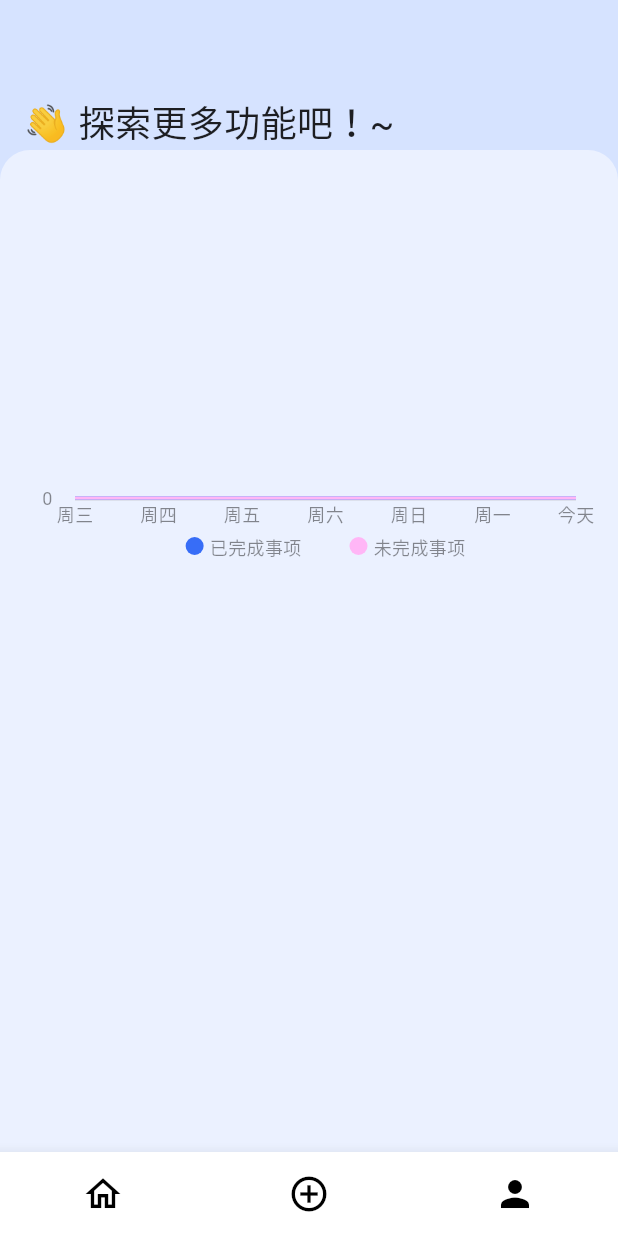
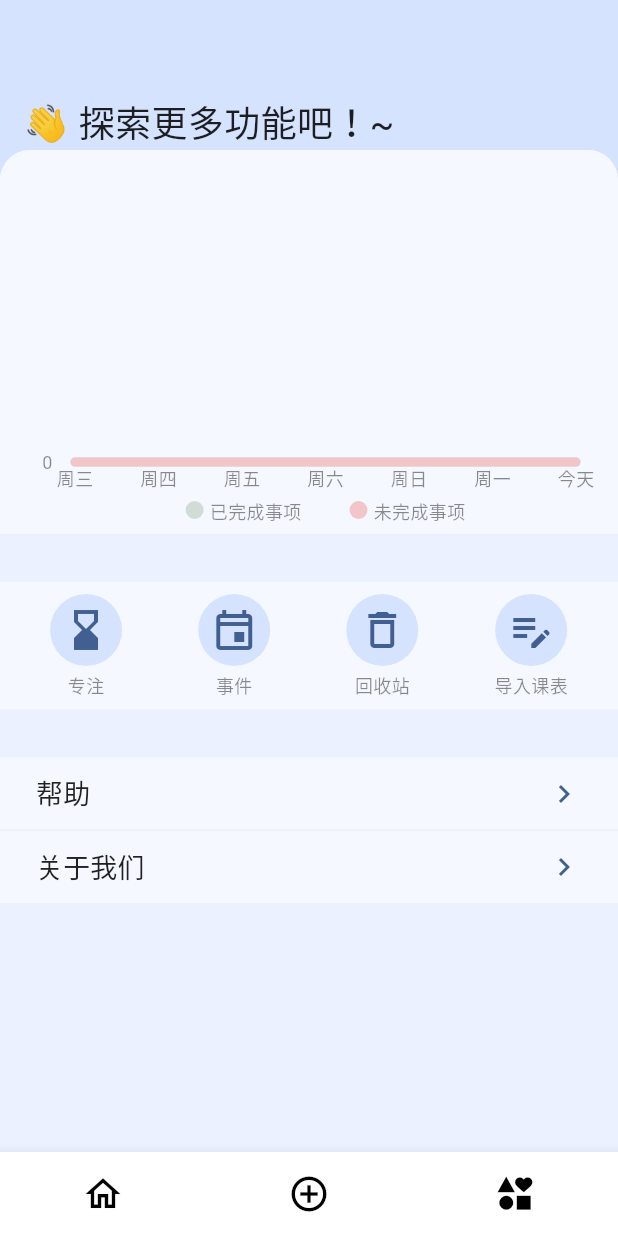
Before and after one commit to tro-lee/matter, a Flutter app: the screen it shows after launch, item 3 of the bottom bar chosen, on a phone screen of 412 x 824 dp. Run offline on Flutter 3.47's test engine with Material 3 defaults, Android fonts, the phone set to English and light mode, and no system bars; drawn by our look-alikes of custom_navigation_bar, fl_chart; our stand-ins replace animated_toggle_switch, easy_date_timeline, flutter_smart_dialog, jiffy, sqflite; missing offline and left inert: day_night_time_picker, flutter_material_color_picker; accounts and stored records are empty; Roboto replaces fonts that are missing (PingFang).

Commit message:
功能页

```diff
--- a/lib/page.dart
+++ b/lib/page.dart
@@ -55,16 +55,16 @@ class BottomNavigationBarWidget extends StatelessWidget {
     // 定义底部导航栏项目
     var items = [
       CustomNavigationBarItem(
-        icon: const Icon(Icons.home_outlined),
-        selectedIcon: const Icon(Icons.home),
+        icon: const Icon(Icons.home_outlined, size: 28),
+        selectedIcon: const Icon(Icons.home, size: 28),
       ),
       CustomNavigationBarItem(
-        icon: const Icon(Icons.add_circle_outline),
-        selectedIcon: const Icon(Icons.add_circle),
+        icon: const Icon(Icons.add_circle_outline, size: 28),
+        selectedIcon: const Icon(Icons.add_circle, size: 28),
       ),
       CustomNavigationBarItem(
-        icon: const Icon(Icons.person_outline),
-        selectedIcon: const Icon(Icons.person),
+        icon: const Icon(Icons.interests_outlined, size: 28),
+        selectedIcon: const Icon(Icons.interests, size: 28),
       )
     ];
 
--- /dev/null
+++ b/lib/pages/feature/buttons_area.dart
@@ -0,0 +1,90 @@
+import 'package:buhuiwangshi/utils/animate_route.dart';
+import 'package:buhuiwangshi/utils/colors.dart';
+import 'package:flutter/material.dart';
+
+class ButtonsArea extends StatelessWidget {
+  const ButtonsArea({
+    super.key,
+  });
+
+  @override
+  Widget build(BuildContext context) {
+    onPressed() {
+      Navigator.of(context).push(animateRoute(
+          direction: "horizontal",
+          child: Container(
+            color: Colors.white,
+          )));
+    }
+
+    return Container(
+      padding: const EdgeInsets.all(8),
+      decoration: BoxDecoration(
+        color: topContainerColor(context),
+      ),
+      child: Row(
+        mainAxisAlignment: MainAxisAlignment.spaceAround,
+        children: [
+          FeatureButton(
+            icon: Icons.hourglass_bottom_outlined,
+            text: "专注",
+            onPressed: onPressed,
+          ),
+          FeatureButton(
+            icon: Icons.event_outlined,
+            text: "事件",
+            onPressed: onPressed,
+          ),
+          FeatureButton(
+            icon: Icons.delete_outline,
+            text: "回收站",
+            onPressed: onPressed,
+          ),
+          FeatureButton(
+            icon: Icons.edit_note_outlined,
+            text: "导入课表",
+            onPressed: onPressed,
+          ),
+        ],
+      ),
+    );
+  }
+}
+
+class FeatureButton extends StatelessWidget {
+  final IconData icon;
+  final String text;
+  final VoidCallback onPressed;
+
+  const FeatureButton({
+    super.key,
+    required this.icon,
+    required this.text,
+    required this.onPressed,
+  });
+
+  @override
+  Widget build(BuildContext context) {
+    return Column(
+      children: [
+        Container(
+          decoration: BoxDecoration(
+            color: containerColor(context),
+            shape: BoxShape.circle,
+          ),
+          child: IconButton(
+            iconSize: 32,
+            color: primaryColor(context),
+            onPressed: onPressed,
+            icon: Icon(icon),
+          ),
+        ),
+        const SizedBox(height: 4),
+        Text(
+          text,
+          style: TextStyle(fontSize: 12, color: labelColor),
+        ),
+      ],
+    );
+  }
+}
--- a/lib/pages/feature/chart.dart
+++ b/lib/pages/feature/chart.dart
@@ -9,10 +9,14 @@ class Chart extends StatelessWidget {
 
   @override
   Widget build(BuildContext context) {
-    return const SizedBox(
+    return Container(
+      decoration: BoxDecoration(
+        color: topContainerColor(context),
+        borderRadius: const BorderRadius.vertical(top: Radius.circular(20)),
+      ),
       height: 256,
-      child: Padding(
-        padding: EdgeInsets.fromLTRB(28, 16, 28, 0),
+      child: const Padding(
+        padding: EdgeInsets.fromLTRB(28, 32, 28, 8),
         child: _ChartContent(),
       ),
     );
@@ -68,7 +72,7 @@ class _ChartContent extends StatelessWidget {
     final now = DateTime.now();
     return [
       _getLineChartBarData(
-        color: const Color(0xff376DF7),
+        color: const Color(0xffD1DCD7),
         spots: stats.map((stat) {
           final daysFromNow = now.difference(stat.date).inDays;
           return FlSpot(
@@ -76,7 +80,7 @@ class _ChartContent extends StatelessWidget {
         }).toList(),
       ),
       _getLineChartBarData(
-        color: const Color(0xffFFB6F6),
+        color: const Color(0xffF2C5C8),
         spots: stats.map((stat) {
           final daysFromNow = now.difference(stat.date).inDays;
           return FlSpot(
@@ -84,12 +88,6 @@ class _ChartContent extends StatelessWidget {
         }).toList(),
       ),
     ];
-  }
-
-  // 将日期转换为对应的星期几数字（1-7，其中1代表周一，7代表周日）
-  double _getWeekdayNumber(DateTime date) {
-    int weekday = date.weekday;
-    return weekday.toDouble();
   }
 
   /// 构建标题数据
@@ -101,9 +99,9 @@ class _ChartContent extends StatelessWidget {
         axisNameWidget: Row(
           mainAxisAlignment: MainAxisAlignment.center,
           children: [
-            _buildLegendItem(const Color(0xff376DF7), '已完成事项'),
+            _buildLegendItem(const Color(0xffD1DCD7), '已完成事项'),
             const SizedBox(width: 32),
-            _buildLegendItem(const Color(0xffFFB6F6), '未完成事项'),
+            _buildLegendItem(const Color(0xffF2C5C8), '未完成事项'),
           ],
         ),
         // 侧边标题
@@ -199,6 +197,7 @@ class _ChartContent extends StatelessWidget {
       ],
     );
   }
+}
 
 /// 获取线条图表数据
 LineChartBarData _getLineChartBarData({
@@ -207,7 +206,10 @@ class _ChartContent extends StatelessWidget {
 }) {
   return LineChartBarData(
       spots: spots,
-        barWidth: 2,
+      barWidth: 6,
+      isCurved: true,
+      isStrokeCapRound: true,
+      isStrokeJoinRound: true,
       color: color,
       preventCurveOverShooting: true,
       belowBarData: BarAreaData(
@@ -246,4 +248,3 @@ class _ChartContent extends StatelessWidget {
       return '';
   }
 }
-}
--- /dev/null
+++ b/lib/pages/feature/more_area.dart
@@ -0,0 +1,72 @@
+import 'package:buhuiwangshi/utils/animate_route.dart';
+import 'package:buhuiwangshi/utils/colors.dart';
+import 'package:flutter/material.dart';
+
+class MoreArea extends StatelessWidget {
+  const MoreArea({
+    super.key,
+  });
+
+  @override
+  Widget build(BuildContext context) {
+    onPressed() {
+      Navigator.of(context).push(animateRoute(
+          direction: "horizontal",
+          child: Container(
+            color: Colors.white,
+          )));
+    }
+
+    return Column(
+      children: [
+        RectButton(
+          text: "帮助",
+          onPressed: onPressed,
+        ),
+        Container(height: 1, color: middleContainerColor(context)),
+        RectButton(
+          text: "关于我们",
+          onPressed: onPressed,
+        ),
+      ],
+    );
+  }
+}
+
+class RectButton extends StatelessWidget {
+  final String text;
+  final VoidCallback onPressed;
+
+  const RectButton({
+    super.key,
+    required this.text,
+    required this.onPressed,
+  });
+
+  @override
+  Widget build(BuildContext context) {
+    return ElevatedButton(
+      style: ElevatedButton.styleFrom(
+        backgroundColor: topContainerColor(context),
+        shape: RoundedRectangleBorder(
+          borderRadius: BorderRadius.circular(0),
+        ),
+        shadowColor: Colors.transparent,
+      ),
+      onPressed: onPressed,
+      child: SizedBox(
+        height: 48,
+        child: Row(
+          mainAxisAlignment: MainAxisAlignment.spaceBetween,
+          children: [
+            Text(
+              text,
+              style: TextStyle(fontSize: 18, color: textColor(context)),
+            ),
+            const Icon(Icons.chevron_right, size: 24)
+          ],
+        ),
+      ),
+    );
+  }
+}
--- a/lib/pages/feature/page.dart
+++ b/lib/pages/feature/page.dart
@@ -1,4 +1,6 @@
+import 'package:buhuiwangshi/pages/feature/buttons_area.dart';
 import 'package:buhuiwangshi/pages/feature/chart.dart';
+import 'package:buhuiwangshi/pages/feature/more_area.dart';
 import 'package:buhuiwangshi/utils/colors.dart';
 import 'package:buhuiwangshi/utils/standard.dart';
 import 'package:flutter/material.dart';
@@ -37,8 +39,11 @@ class TopPage extends StatelessWidget {
       width: double.infinity,
       margin: const EdgeInsets.fromLTRB(0, 100, 0, 0),
       child: const Column(children: [
-        SizedBox(height: 16),
         Chart(), // 图表
+        SizedBox(height: 32),
+        ButtonsArea(), // 按钮区
+        SizedBox(height: 32),
+        MoreArea() // 更多功能
       ]),
     );
   }
--- a/lib/pages/home/page.dart
+++ b/lib/pages/home/page.dart
@@ -24,7 +24,7 @@ class UnderPage extends StatelessWidget {
         height: 100,
         child: Text(
           "你好",
-          style: TextStyle(fontSize: 24, color: textColor(context)),
+          style: TextStyle(fontSize: 24, color: primaryColor(context)),
         ),
       ),
     );
```
Lines whose indentation alone changed are shown as unchanged.
